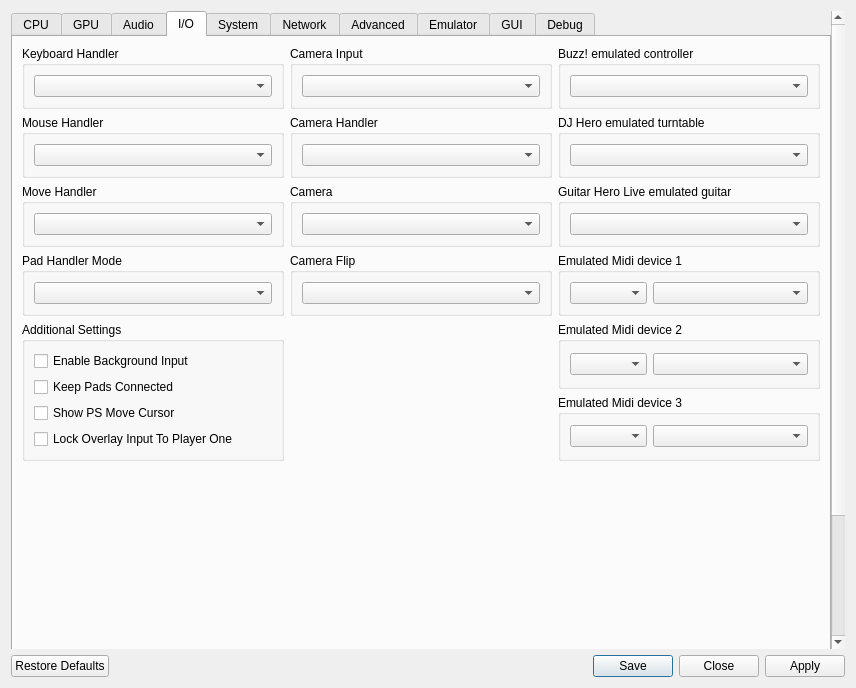
Qt form rpcs3/rpcs3qt/settings_dialog.ui (RPCS3/rpcs3) before a commit.
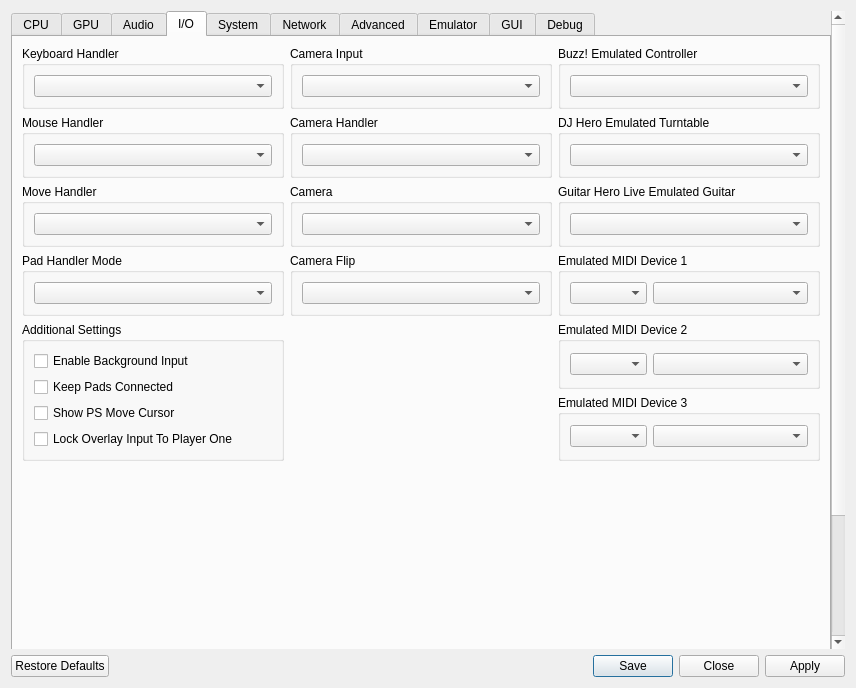
The same form after that commit. The open tabs and pages were chosen to show the change. Icons and pictures are not drawn.

The edit to the form file:
```diff
--- a/rpcs3/rpcs3qt/settings_dialog.ui
+++ b/rpcs3/rpcs3qt/settings_dialog.ui
@@ -1590,7 +1590,7 @@
           <item row="2" column="2">
            <widget class="QGroupBox" name="gb_ghltar_emulated">
             <property name="title">
-             <string>Guitar Hero Live emulated guitar</string>
+             <string>Guitar Hero Live Emulated Guitar</string>
             </property>
             <layout class="QVBoxLayout" name="gb_ghltar_emulated_layout">
              <item>
@@ -1614,7 +1614,7 @@
           <item row="1" column="2">
            <widget class="QGroupBox" name="gb_turntable_emulated">
             <property name="title">
-             <string>DJ Hero emulated turntable</string>
+             <string>DJ Hero Emulated Turntable</string>
             </property>
             <layout class="QVBoxLayout" name="gb_turntable_emulated_layout">
              <item>
@@ -1638,7 +1638,7 @@
           <item row="0" column="2">
            <widget class="QGroupBox" name="gb_buzz_emulated">
             <property name="title">
-             <string>Buzz! emulated controller</string>
+             <string>Buzz! Emulated Controller</string>
             </property>
             <layout class="QVBoxLayout" name="gb_buzz_emulated_layout">
              <item>
@@ -1722,7 +1722,7 @@
           <item row="3" column="2">
            <widget class="QGroupBox" name="gb_midi_1">
             <property name="title">
-             <string>Emulated Midi device 1</string>
+             <string>Emulated MIDI Device 1</string>
             </property>
             <layout class="QVBoxLayout" name="midLayout1">
              <item>
@@ -1741,7 +1741,7 @@
           <item row="6" column="2">
            <widget class="QGroupBox" name="gb_midi_3">
             <property name="title">
-             <string>Emulated Midi device 3</string>
+             <string>Emulated MIDI Device 3</string>
             </property>
             <layout class="QVBoxLayout" name="midLayout3">
              <item>
@@ -1760,7 +1760,7 @@
           <item row="5" column="2">
            <widget class="QGroupBox" name="gb_midi_2">
             <property name="title">
-             <string>Emulated Midi device 2</string>
+             <string>Emulated MIDI Device 2</string>
             </property>
             <layout class="QVBoxLayout" name="midLayout2">
              <item>
```
Left out of the diff: 2 changed lines with no effect on the pictures.
